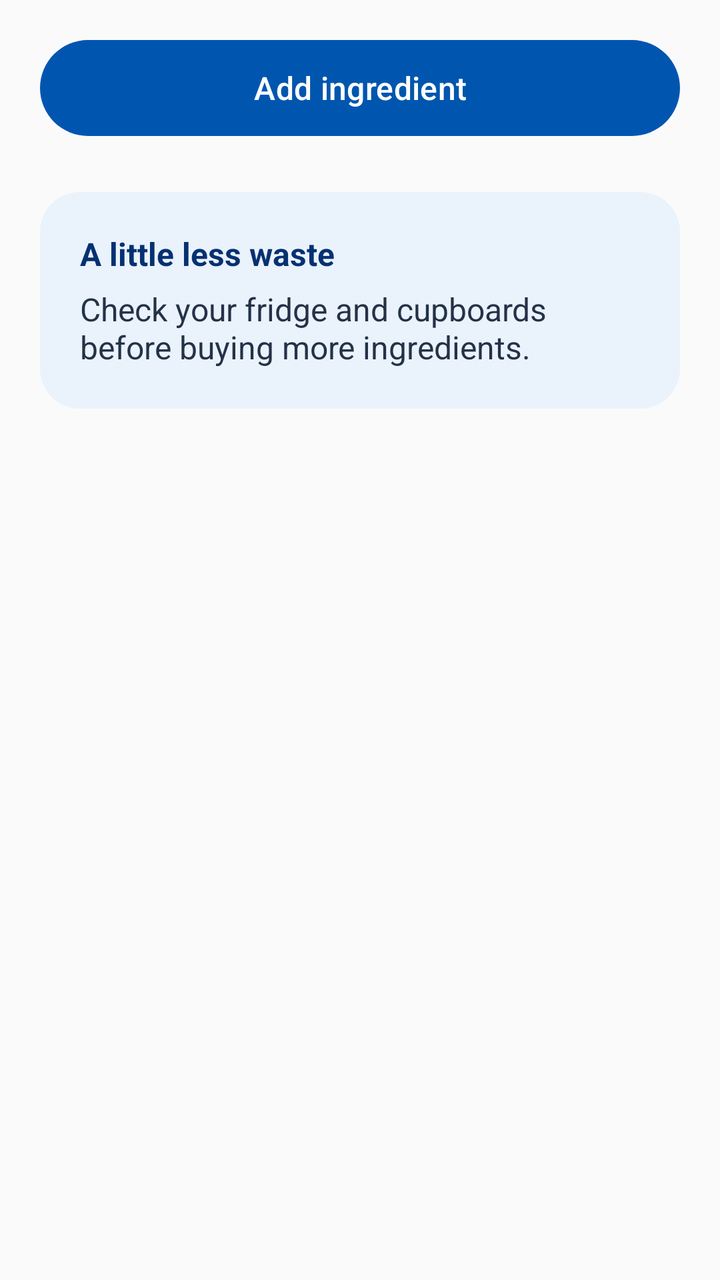
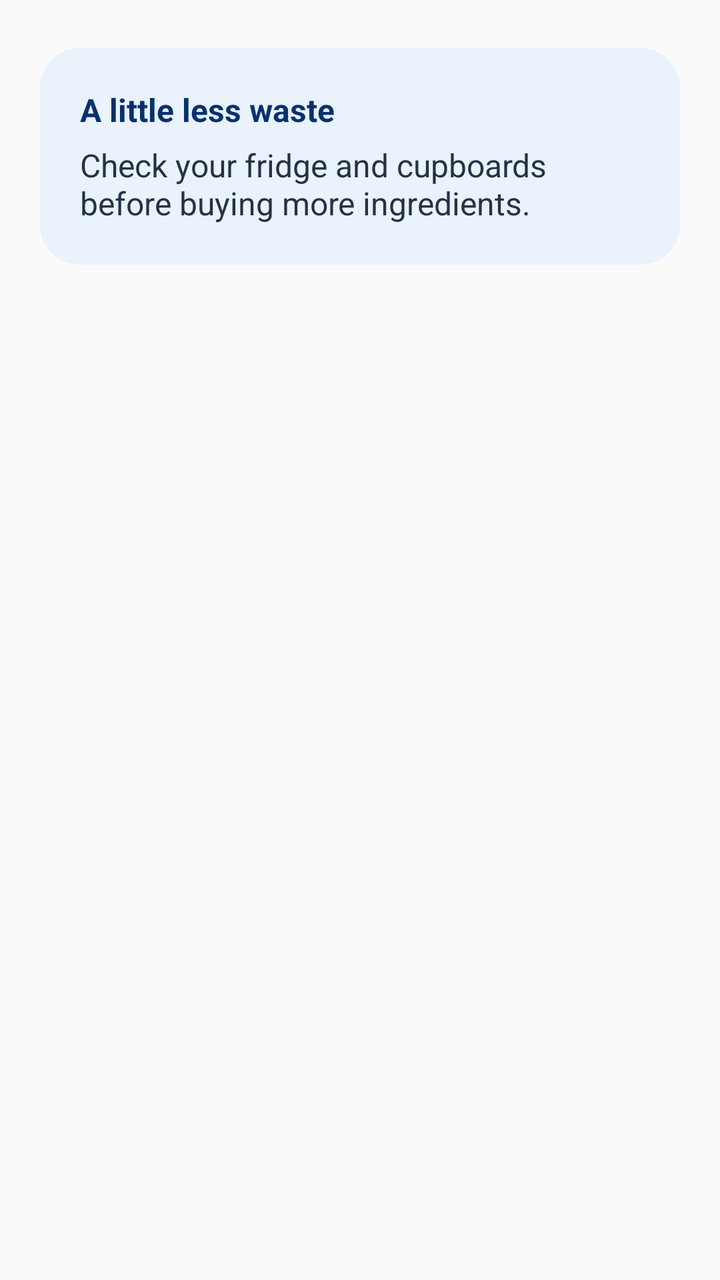

Screens rendered from an Android XML layout before and after an edit, with the pre-edit source and the edit as a unified diff.
<!-- AndroidManifest.xml: application theme Theme.SmartPantryManager -->
<!-- res/layout/pantry_list_footer.xml -->
<?xml version="1.0" encoding="utf-8"?>
<LinearLayout xmlns:android="http://schemas.android.com/apk/res/android"
    android:layout_width="match_parent"
    android:layout_height="wrap_content"
    android:orientation="vertical"
    android:paddingStart="20dp"
    android:paddingEnd="20dp"
    android:paddingBottom="20dp">
    <com.google.android.material.button.MaterialButton
        android:id="@+id/buttonAddIngredient"
        android:layout_width="match_parent"
        android:layout_height="wrap_content"
        android:layout_marginTop="16dp"
        android:text="@string/add_ingredient" />

    <LinearLayout
        android:layout_width="match_parent"
        android:layout_height="wrap_content"
        android:layout_marginTop="24dp"
        android:background="@drawable/background_pantry_tip"
        android:orientation="vertical"
        android:padding="20dp">

        <TextView
            android:layout_width="match_parent"
            android:layout_height="wrap_content"
            android:text="@string/pantry_tip_heading"
            android:textColor="@color/richfield_navy"
            android:textSize="16sp"
            android:textStyle="bold" />

        <TextView
            android:layout_width="match_parent"
            android:layout_height="wrap_content"
            android:layout_marginTop="6dp"
            android:text="@string/pantry_tip_description"
            android:textColor="@color/pantry_text"
            android:textSize="16sp" />
    </LinearLayout>
</LinearLayout>
<!-- resources referenced by this layout -->
<resources>
  <color name="pantry_text">#243247</color>
  <color name="richfield_navy">#043171</color>
  <!-- drawable background_pantry_tip (drawable) -->
  <?xml version="1.0" encoding="utf-8"?>
  <shape xmlns:android="http://schemas.android.com/apk/res/android" android:shape="rectangle">
      <solid android:color="@color/pantry_light_blue" />
      <corners android:radius="20dp" />
  </shape>
  <string name="add_ingredient">Add ingredient</string>
  <string name="pantry_tip_description">Check your fridge and cupboards before buying more ingredients.</string>
  <string name="pantry_tip_heading">A little less waste</string>
  <style name="Theme.SmartPantryManager" parent="Base.Theme.SmartPantryManager" />
  <color name="pantry_light_blue">#EAF2FC</color>
  <style name="Base.Theme.SmartPantryManager" parent="Theme.Material3.Light.NoActionBar">
          <item name="colorPrimary">@color/richfield_blue</item>
          <item name="colorOnPrimary">@color/white</item>
          <item name="colorPrimaryContainer">@color/pantry_light_blue</item>
          <item name="colorOnPrimaryContainer">@color/richfield_navy</item>
          <item name="colorSecondary">@color/richfield_navy</item>
          <item name="colorOnSecondary">@color/white</item>
          <item name="colorSurface">@color/white</item>
          <item name="colorOnSurface">@color/pantry_text</item>
          <item name="android:colorBackground">@color/pantry_background</item>
          <item name="android:windowLightStatusBar">true</item>
          <item name="materialButtonStyle">@style/Widget.SmartPantry.Button</item>
      </style>
  <color name="richfield_blue">#0056AF</color>
  <color name="white">#FFFFFF</color>
  <color name="pantry_background">#FAFAFA</color>
  <style name="Widget.SmartPantry.Button" parent="Widget.Material3.Button">
          <item name="cornerRadius">28dp</item>
          <item name="android:minHeight">56dp</item>
          <item name="android:textSize">16sp</item>
          <item name="android:textAllCaps">false</item>
          <item name="android:textColor">@color/white</item>
          <item name="backgroundTint">@color/richfield_blue</item>
      </style>
</resources>

<!-- the commit's change to res/layout/pantry_list_footer.xml (unified diff, before → after) -->
@@ -6,13 +6,6 @@
     android:paddingStart="20dp"
     android:paddingEnd="20dp"
     android:paddingBottom="20dp">
-    <com.google.android.material.button.MaterialButton
-        android:id="@+id/buttonAddIngredient"
-        android:layout_width="match_parent"
-        android:layout_height="wrap_content"
-        android:layout_marginTop="16dp"
-        android:text="@string/add_ingredient" />
-
     <LinearLayout
         android:layout_width="match_parent"
         android:layout_height="wrap_content"
<!-- resource entries referenced after the edit -->
@@ -8,7 +8,6 @@
       <solid android:color="@color/pantry_light_blue" />
       <corners android:radius="20dp" />
   </shape>
-  <string name="add_ingredient">Add ingredient</string>
   <string name="pantry_tip_description">Check your fridge and cupboards before buying more ingredients.</string>
   <string name="pantry_tip_heading">A little less waste</string>
   <style name="Theme.SmartPantryManager" parent="Base.Theme.SmartPantryManager" />
